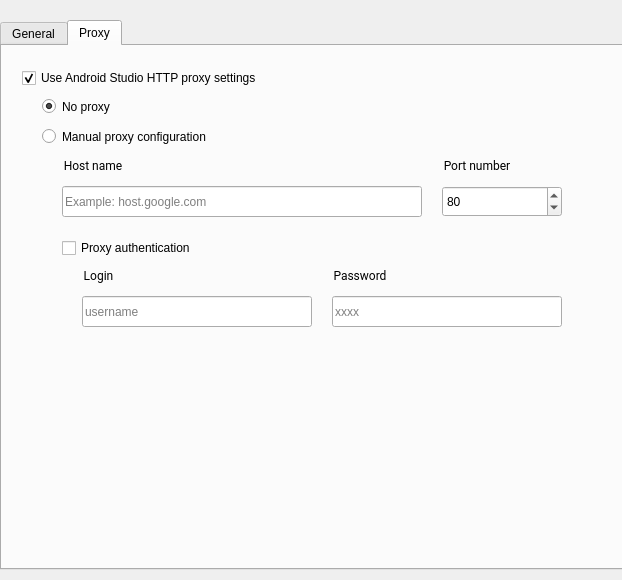
The window that android/android-emu/android/skin/qt/extended-pages/settings-page.ui (vicamo/libandroid-emugl) describes before a commit, drawn with Qt 5.
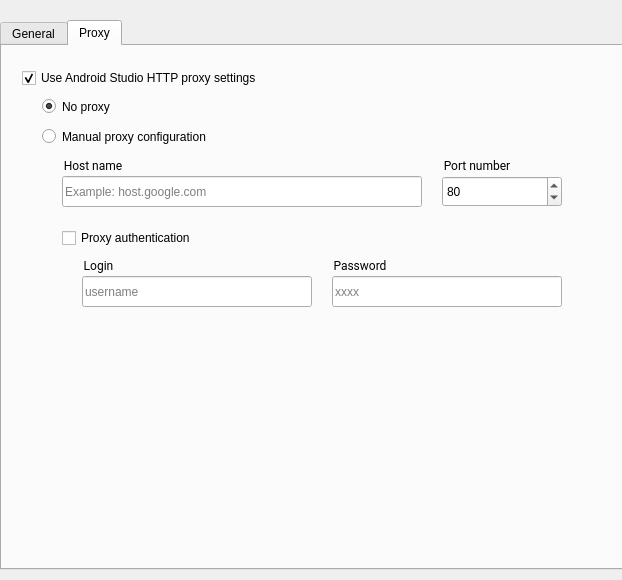
The same window after the commit. The open tabs and pages were chosen to show the change. Icons and pictures are not drawn.

Commit message:
[UI] Save HTTP Proxy settings in QSettings
Save the users HTTP Proxy settings and restore them when we
launch.

For security reasons, we do not save passwords.

```diff
--- a/android/android-emu/android/skin/qt/extended-pages/settings-page.ui
+++ b/android/android-emu/android/skin/qt/extended-pages/settings-page.ui
@@ -787,7 +787,7 @@
      <property name="geometry">
       <rect>
        <x>60</x>
-       <y>190</y>
+       <y>180</y>
        <width>261</width>
        <height>24</height>
       </rect>
@@ -815,7 +815,7 @@
      <property name="geometry">
       <rect>
        <x>60</x>
-       <y>140</y>
+       <y>130</y>
        <width>360</width>
        <height>31</height>
       </rect>
@@ -840,7 +840,7 @@
      <property name="geometry">
       <rect>
        <x>330</x>
-       <y>250</y>
+       <y>230</y>
        <width>230</width>
        <height>31</height>
       </rect>
@@ -868,7 +868,7 @@
      <property name="geometry">
       <rect>
        <x>80</x>
-       <y>250</y>
+       <y>230</y>
        <width>230</width>
        <height>31</height>
       </rect>
@@ -890,7 +890,7 @@
      <property name="geometry">
       <rect>
        <x>80</x>
-       <y>220</y>
+       <y>210</y>
        <width>81</width>
        <height>21</height>
       </rect>
@@ -914,7 +914,7 @@
      <property name="geometry">
       <rect>
        <x>330</x>
-       <y>220</y>
+       <y>210</y>
        <width>81</width>
        <height>21</height>
       </rect>
@@ -938,7 +938,7 @@
      <property name="geometry">
       <rect>
        <x>440</x>
-       <y>140</y>
+       <y>130</y>
        <width>120</width>
        <height>31</height>
       </rect>
```
The commit also changes 4 other files.
